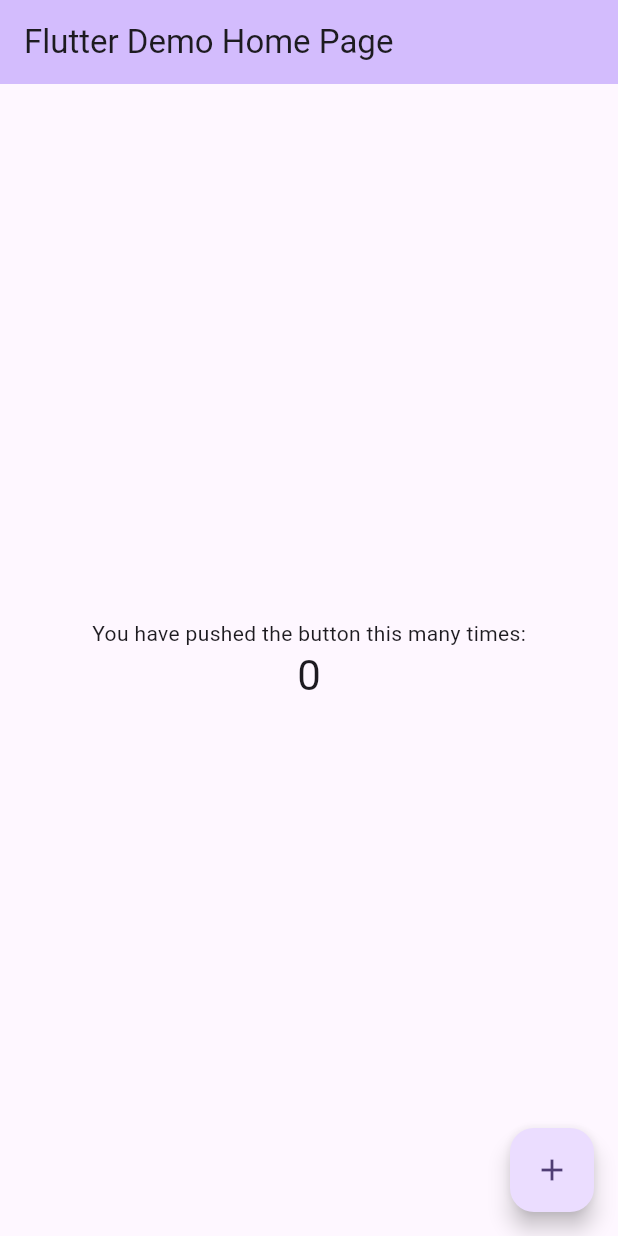
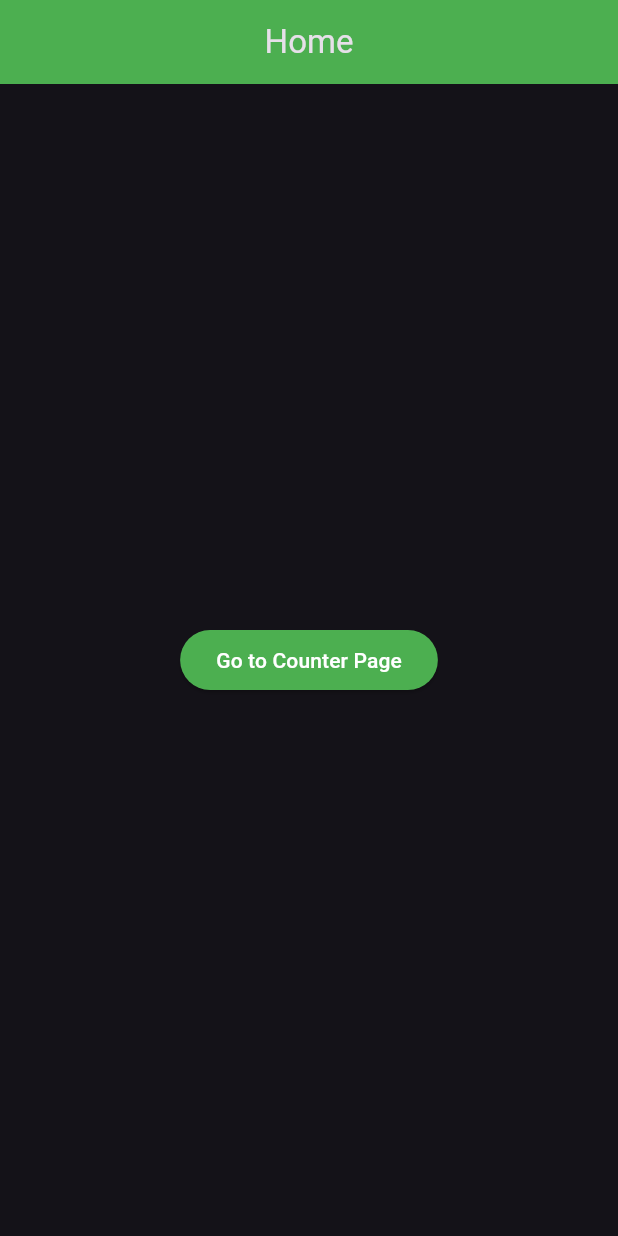
Before and after one commit to TimaliveProgman/flutter_riverpod_lesson2, a Flutter app: the screen it shows after launch, on a phone screen of 412 x 824 dp. Run offline on Flutter 3.47's test engine with Material 3 defaults, Android fonts, the phone set to English and light mode, and no system bars; our stand-ins replace flutter_riverpod.

Commit message:
create UI

```diff
--- a/lib/main.dart
+++ b/lib/main.dart
@@ -1,125 +1,74 @@
 import 'package:flutter/material.dart';
+import 'package:flutter_riverpod/flutter_riverpod.dart';
 
 void main() {
-  runApp(const MyApp());
+  runApp(const ProviderScope(child: MyApp()));
 }
 
 class MyApp extends StatelessWidget {
   const MyApp({super.key});
 
-  // This widget is the root of your application.
   @override
   Widget build(BuildContext context) {
     return MaterialApp(
-      title: 'Flutter Demo',
+      title: 'Counter App',
       theme: ThemeData(
-        // This is the theme of your application.
-        //
-        // TRY THIS: Try running your application with "flutter run". You'll see
-        // the application has a purple toolbar. Then, without quitting the app,
-        // try changing the seedColor in the colorScheme below to Colors.green
-        // and then invoke "hot reload" (save your changes or press the "hot
-        // reload" button in a Flutter-supported IDE, or press "r" if you used
-        // the command line to start the app).
-        //
-        // Notice that the counter didn't reset back to zero; the application
-        // state is not lost during the reload. To reset the state, use hot
-        // restart instead.
-        //
-        // This works for code too, not just values: Most code changes can be
-        // tested with just a hot reload.
-        colorScheme: ColorScheme.fromSeed(seedColor: Colors.deepPurple),
-        useMaterial3: true,
+        appBarTheme: const AppBarTheme(color: Colors.green),
+        brightness: Brightness.dark,
       ),
-      home: const MyHomePage(title: 'Flutter Demo Home Page'),
+      home: const HomePage(),
     );
   }
 }
 
-class MyHomePage extends StatefulWidget {
-  const MyHomePage({super.key, required this.title});
-
-  // This widget is the home page of your application. It is stateful, meaning
-  // that it has a State object (defined below) that contains fields that affect
-  // how it looks.
-
-  // This class is the configuration for the state. It holds the values (in this
-  // case the title) provided by the parent (in this case the App widget) and
-  // used by the build method of the State. Fields in a Widget subclass are
-  // always marked "final".
-
-  final String title;
-
-  @override
-  State<MyHomePage> createState() => _MyHomePageState();
-}
-
-class _MyHomePageState extends State<MyHomePage> {
-  int _counter = 0;
-
-  void _incrementCounter() {
-    setState(() {
-      // This call to setState tells the Flutter framework that something has
-      // changed in this State, which causes it to rerun the build method below
-      // so that the display can reflect the updated values. If we changed
-      // _counter without calling setState(), then the build method would not be
-      // called again, and so nothing would appear to happen.
-      _counter++;
-    });
-  }
+class HomePage extends StatelessWidget {
+  const HomePage({super.key});
 
   @override
   Widget build(BuildContext context) {
-    // This method is rerun every time setState is called, for instance as done
-    // by the _incrementCounter method above.
-    //
-    // The Flutter framework has been optimized to make rerunning build methods
-    // fast, so that you can just rebuild anything that needs updating rather
-    // than having to individually change instances of widgets.
     return Scaffold(
       appBar: AppBar(
-        // TRY THIS: Try changing the color here to a specific color (to
-        // Colors.amber, perhaps?) and trigger a hot reload to see the AppBar
-        // change color while the other colors stay the same.
-        backgroundColor: Theme.of(context).colorScheme.inversePrimary,
-        // Here we take the value from the MyHomePage object that was created by
-        // the App.build method, and use it to set our appbar title.
-        title: Text(widget.title),
+        centerTitle: true,
+        title: const Text('Home'),
       ),
       body: Center(
-        // Center is a layout widget. It takes a single child and positions it
-        // in the middle of the parent.
-        child: Column(
-          // Column is also a layout widget. It takes a list of children and
-          // arranges them vertically. By default, it sizes itself to fit its
-          // children horizontally, and tries to be as tall as its parent.
-          //
-          // Column has various properties to control how it sizes itself and
-          // how it positions its children. Here we use mainAxisAlignment to
-          // center the children vertically; the main axis here is the vertical
-          // axis because Columns are vertical (the cross axis would be
-          // horizontal).
-          //
-          // TRY THIS: Invoke "debug painting" (choose the "Toggle Debug Paint"
-          // action in the IDE, or press "p" in the console), to see the
-          // wireframe for each widget.
-          mainAxisAlignment: MainAxisAlignment.center,
-          children: <Widget>[
-            const Text(
-              'You have pushed the button this many times:',
-            ),
-            Text(
-              '$_counter',
-              style: Theme.of(context).textTheme.headlineMedium,
-            ),
-          ],
+        child: ElevatedButton(
+          style: ElevatedButton.styleFrom(
+              backgroundColor: Colors.green, foregroundColor: Colors.white),
+          onPressed: () {
+            Navigator.of(context).push(
+              MaterialPageRoute(
+                builder: ((context) => const CounterPage()),
+              ),
+            );
+          },
+          child: const Text('Go to Counter Page'),
         ),
       ),
-      floatingActionButton: FloatingActionButton(
-        onPressed: _incrementCounter,
-        tooltip: 'Increment',
-        child: const Icon(Icons.add),
-      ), // This trailing comma makes auto-formatting nicer for build methods.
     );
   }
 }
+
+class CounterPage extends ConsumerWidget {
+  const CounterPage({super.key});
+
+  @override
+  Widget build(BuildContext context, WidgetRef ref) {
+    return Scaffold(
+      appBar: AppBar(
+        centerTitle: true,
+        title: const Text("Counter"),
+        actions: [
+          IconButton(onPressed: () {}, icon: const Icon(Icons.refresh))
+        ],
+      ),
+      body: Center(
+        child: Text('0', style: Theme.of(context).textTheme.displayMedium),
+      ),
+      floatingActionButton: FloatingActionButton(
+        child: const Icon(Icons.add),
+        onPressed: () {},
+      ),
+    );
+  }
+}
```
